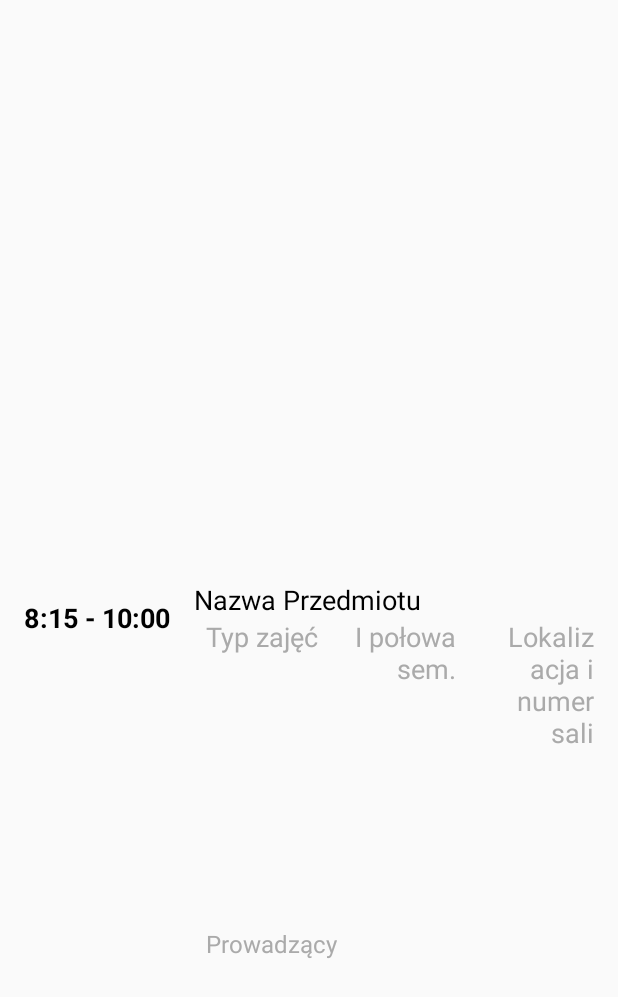
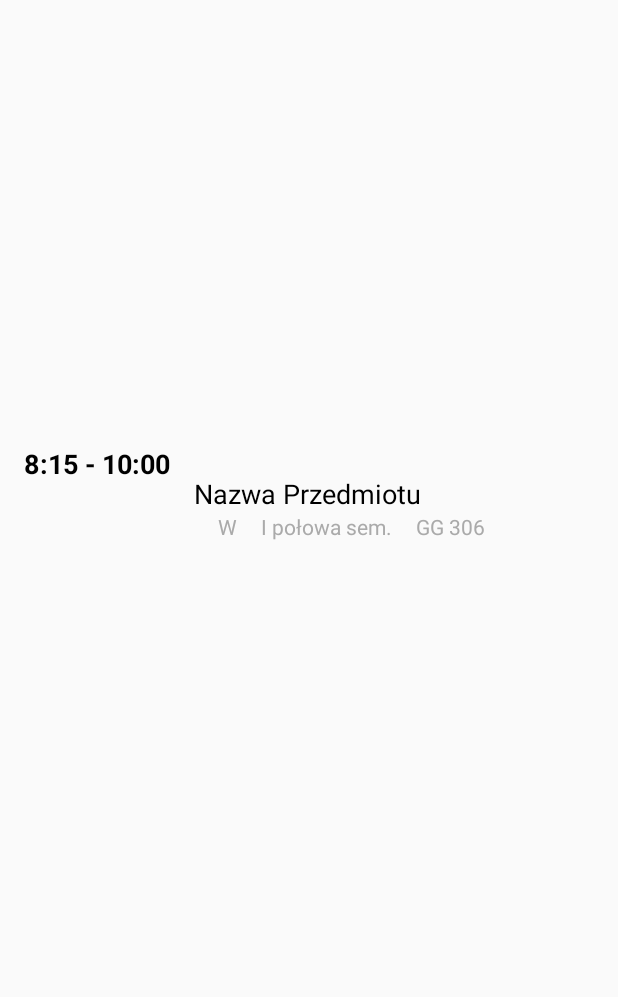
Before and after one commit to MaciejCmiel/Timetable-App, an Android app: the layout widget_subject_list_item.xml on its own in the app's theme, with its tools: preview values and no code run, on a phone screen of 412 x 824 dp. Shown: the top 997 px of the screen. Run offline under Robolectric (Android 15) with nearby library versions, the phone set to English and light mode, and no system bars.

Commit message:
Adjust the xml files for widget

```diff
--- a/app/src/main/java/com/example/macx/projecttimetable/NewAppWidget.java
+++ b/app/src/main/java/com/example/macx/projecttimetable/NewAppWidget.java
@@ -16,7 +16,6 @@ public class NewAppWidget extends AppWidgetProvider {
         CharSequence widgetText = context.getString(R.string.appwidget_text);
         // Construct the RemoteViews object
         RemoteViews views = new RemoteViews(context.getPackageName(), R.layout.new_app_widget);
-        views.setTextViewText(R.id.appwidget_text, widgetText);
 
         // Instruct the widget manager to update the widget
         appWidgetManager.updateAppWidget(appWidgetId, views);
--- a/app/src/main/res/layout/new_app_widget.xml
+++ b/app/src/main/res/layout/new_app_widget.xml
@@ -1,21 +1,15 @@
+<?xml version="1.0" encoding="utf-8"?>
+
 <RelativeLayout xmlns:android="http://schemas.android.com/apk/res/android"
     android:layout_width="match_parent"
     android:layout_height="match_parent"
-    android:background="#09C"
-    android:padding="@dimen/widget_margin">
+    android:orientation="horizontal">
 
-    <TextView
-        android:id="@+id/appwidget_text"
-        android:layout_width="wrap_content"
-        android:layout_height="wrap_content"
-        android:layout_centerHorizontal="true"
-        android:layout_centerVertical="true"
-        android:layout_margin="8dp"
-        android:background="#09C"
-        android:contentDescription="@string/appwidget_text"
-        android:text="@string/appwidget_text"
-        android:textColor="#ffffff"
-        android:textSize="24sp"
-        android:textStyle="bold|italic" />
+    <ListView
+        android:id="@+id/list"
+        android:layout_width="match_parent"
+        android:layout_height="match_parent"
+        android:divider="@null"
+        android:orientation="vertical" />
 
 </RelativeLayout>
--- a/app/src/main/res/layout/widget_subject_list_item.xml
+++ b/app/src/main/res/layout/widget_subject_list_item.xml
@@ -1,22 +1,35 @@
 <?xml version="1.0" encoding="utf-8"?>
-
 <LinearLayout xmlns:android="http://schemas.android.com/apk/res/android"
     xmlns:tools="http://schemas.android.com/tools"
     android:layout_width="match_parent"
     android:layout_height="match_parent"
-    android:minHeight="88sp">
+    android:minHeight="112sp">
 
+
+    <LinearLayout
+        android:id="@+id/text_container_0"
+        android:layout_width="wrap_content"
+        android:layout_height="match_parent"
+        android:orientation="vertical">
 
         <TextView
             android:id="@+id/time_text_view"
             android:layout_width="wrap_content"
-        android:layout_height="match_parent"
+            android:layout_height="0dp"
             android:layout_marginLeft="16dp"
+            android:layout_weight="3"
             android:gravity="center"
             android:textAppearance="?android:textAppearanceMedium"
             android:textColor="@android:color/black"
             android:textStyle="bold"
             tools:text="8:15 - 10:00" />
+
+        <TextView
+            android:layout_width="match_parent"
+            android:layout_height="0dp"
+            android:layout_weight="1" />
+
+    </LinearLayout>
 
     <LinearLayout
         android:id="@+id/text_container"
@@ -28,8 +41,9 @@
         <TextView
             android:id="@+id/subject_name_text_view"
             android:layout_width="match_parent"
-            android:layout_height="0dp"
+            android:layout_height="wrap_content"
             android:layout_weight="2"
+            android:layout_marginTop="8dp"
             android:gravity="bottom"
             android:textAppearance="?android:textAppearanceMedium"
             android:textColor="@android:color/black"
@@ -37,60 +51,56 @@
 
 
         <LinearLayout
+            android:id="@+id/text_container_3"
+            android:layout_width="match_parent"
+            android:layout_height="wrap_content"
+            android:layout_weight="3"
+            android:orientation="horizontal"
+            android:paddingLeft="8dp">
+
+
+            <LinearLayout
                 android:id="@+id/text_container_2"
-            android:layout_width="match_parent"
-            android:layout_height="0dp"
-            android:layout_weight="1"
+                android:layout_width="0dp"
+                android:layout_height="match_parent"
+                android:layout_weight="3"
                 android:orientation="horizontal"
                 android:paddingLeft="8dp">
 
                 <TextView
                     android:id="@+id/type_of_classes"
-                android:layout_width="0dp"
+                    android:layout_width="wrap_content"
                     android:layout_height="match_parent"
-                android:layout_weight="1"
-                android:gravity="left"
+                    android:gravity="end"
                     android:paddingRight="16dp"
-                android:textAppearance="?android:textAppearanceMedium"
+                    android:textAppearance="?android:textAppearanceSmall"
                     android:textColor="@android:color/darker_gray"
-                tools:text="Typ zajęć" />
+                    tools:text="W" />
 
                 <TextView
-                android:id="@+id/mode_text_view"
-                android:layout_width="0dp"
+                    android:id="@+id/cycle_text_view"
+                    android:layout_width="wrap_content"
                     android:layout_height="match_parent"
-                android:layout_weight="1"
-                android:gravity="right"
+                    android:gravity="end"
                     android:paddingRight="16dp"
-                android:textAppearance="?android:textAppearanceMedium"
+                    android:textAppearance="?android:textAppearanceSmall"
                     android:textColor="@android:color/darker_gray"
                     tools:text="I połowa sem." />
 
                 <TextView
                     android:id="@+id/location_text_view"
-                android:layout_width="0dp"
+                    android:layout_width="wrap_content"
                     android:layout_height="match_parent"
-                android:layout_weight="1"
-                android:gravity="right"
+                    android:gravity="end"
                     android:paddingRight="16dp"
-                android:textAppearance="?android:textAppearanceMedium"
+                    android:textAppearance="?android:textAppearanceSmall"
                     android:textColor="@android:color/darker_gray"
-                tools:text="Lokalizacja i numer sali" />
-
+                    tools:text="GG 306" />
 
             </LinearLayout>
 
-        <TextView
-            android:id="@+id/lecturer_text_view"
-            android:layout_width="match_parent"
-            android:layout_height="0dp"
-            android:layout_weight="1"
-            android:gravity="top"
-            android:paddingLeft="8dp"
-            android:textColor="@android:color/darker_gray"
-            android:textSize="16sp"
-            tools:text="Prowadzący" />
         </LinearLayout>
 
+    </LinearLayout>
 
 </LinearLayout>
--- a/app/src/main/res/values/strings.xml
+++ b/app/src/main/res/values/strings.xml
@@ -53,6 +53,8 @@
 
     <!-- hint for API key field [CHAR LIMIT=20] -->
     <string name="apikey_hint">Podaj swój klucz API</string>
+
+    <!-- Widget resources -->
     <string name="appwidget_text">EXAMPLE</string>
     <string name="add_widget">Add widget</string>
 
```
Lines whose indentation alone changed are shown as unchanged.
